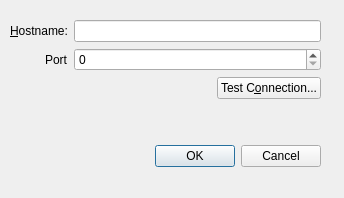
Old version of the form avogadro/qtplugins/clientserver/connectionsettingsdialog.ui in the repository OpenChemistry/avogadrolibs.
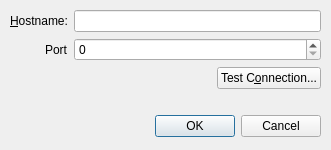
New version of the form.

Commit message: Remove extra space in connection settings dialog

The edit to the form file:
```diff
--- a/avogadro/qtplugins/clientserver/connectionsettingsdialog.ui
+++ b/avogadro/qtplugins/clientserver/connectionsettingsdialog.ui
@@ -6,8 +6,8 @@
    <rect>
     <x>0</x>
     <y>0</y>
-    <width>344</width>
-    <height>198</height>
+    <width>331</width>
+    <height>150</height>
    </rect>
   </property>
   <property name="windowTitle">
@@ -17,7 +17,7 @@
    <property name="geometry">
     <rect>
      <x>50</x>
-     <y>140</y>
+     <y>110</y>
      <width>271</width>
      <height>32</height>
     </rect>
@@ -33,7 +33,7 @@
    <property name="geometry">
     <rect>
      <x>10</x>
-     <y>20</y>
+     <y>10</y>
      <width>311</width>
      <height>111</height>
     </rect>
```
